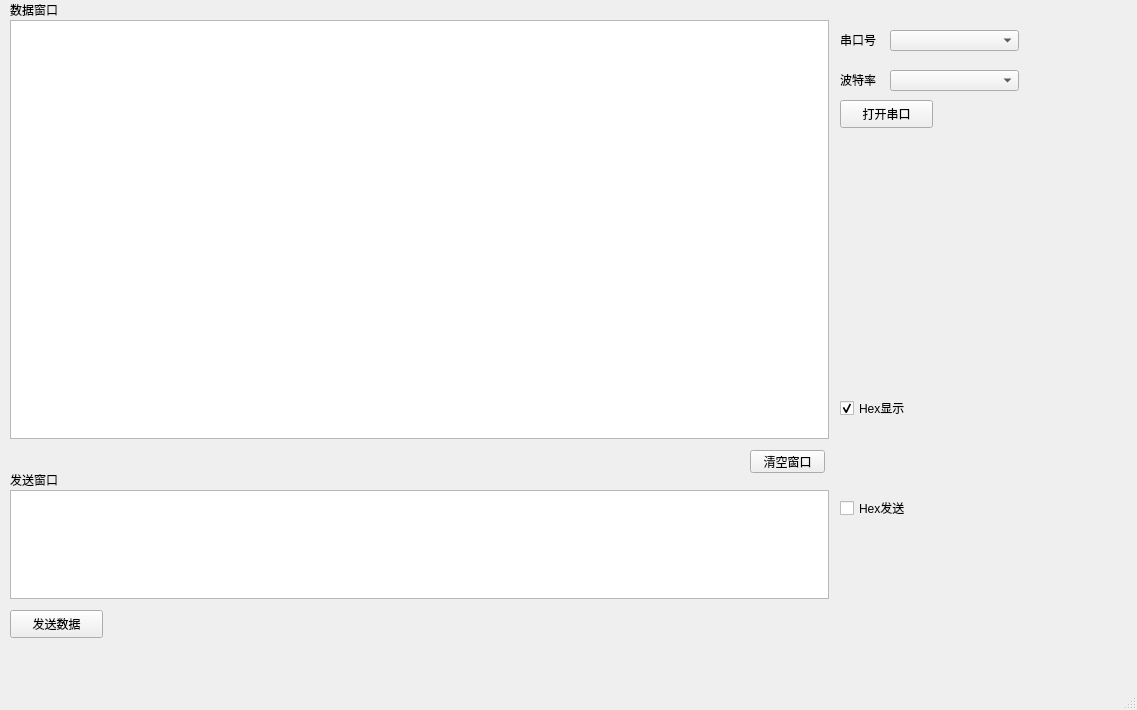
This is ser_prj/untitled.ui in getBossMuchMoney/pyqt_serialTool as Qt 5 draws it before an edit. The edited form follows.
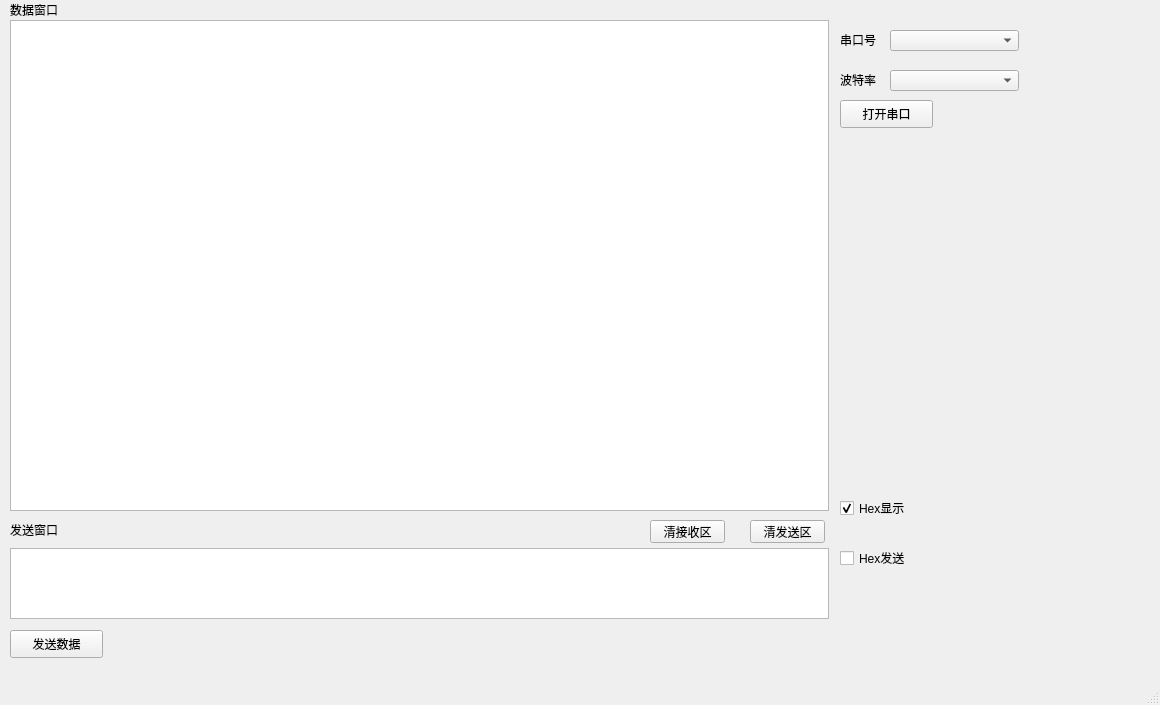
This is the edited form.

The edit to the form file:
```diff
--- a/ser_prj/untitled.ui
+++ b/ser_prj/untitled.ui
@@ -6,8 +6,8 @@
    <rect>
     <x>0</x>
     <y>0</y>
-    <width>1137</width>
-    <height>710</height>
+    <width>1160</width>
+    <height>705</height>
    </rect>
   </property>
   <property name="windowTitle">
@@ -20,7 +20,7 @@
       <x>10</x>
       <y>20</y>
       <width>819</width>
-      <height>419</height>
+      <height>491</height>
      </rect>
     </property>
     <property name="textInteractionFlags">
@@ -34,7 +34,7 @@
     <property name="geometry">
      <rect>
       <x>10</x>
-      <y>470</y>
+      <y>520</y>
       <width>69</width>
       <height>19</height>
      </rect>
@@ -47,7 +47,7 @@
     <property name="geometry">
      <rect>
       <x>10</x>
-      <y>610</y>
+      <y>630</y>
       <width>93</width>
       <height>28</height>
      </rect>
@@ -60,9 +60,9 @@
     <property name="geometry">
      <rect>
       <x>10</x>
-      <y>490</y>
+      <y>548</y>
       <width>819</width>
-      <height>109</height>
+      <height>71</height>
      </rect>
     </property>
    </widget>
@@ -141,21 +141,21 @@
    <widget class="QPushButton" name="pushButton">
     <property name="geometry">
      <rect>
-      <x>750</x>
-      <y>450</y>
+      <x>650</x>
+      <y>520</y>
       <width>75</width>
       <height>23</height>
      </rect>
     </property>
     <property name="text">
-     <string>清空窗口</string>
+     <string>清接收区</string>
     </property>
    </widget>
    <widget class="QCheckBox" name="recHexShow">
     <property name="geometry">
      <rect>
       <x>840</x>
-      <y>400</y>
+      <y>500</y>
       <width>81</width>
       <height>16</height>
      </rect>
@@ -174,7 +174,7 @@
     <property name="geometry">
      <rect>
       <x>840</x>
-      <y>500</y>
+      <y>550</y>
       <width>81</width>
       <height>16</height>
      </rect>
@@ -186,6 +186,19 @@
      <bool>false</bool>
     </property>
    </widget>
+   <widget class="QPushButton" name="pushButton_2">
+    <property name="geometry">
+     <rect>
+      <x>750</x>
+      <y>520</y>
+      <width>75</width>
+      <height>23</height>
+     </rect>
+    </property>
+    <property name="text">
+     <string>清发送区</string>
+    </property>
+   </widget>
   </widget>
   <widget class="QMenuBar" name="menubar">
    <property name="geometry">
```
Left out of the diff: 24 changed lines with no effect on the pictures.
